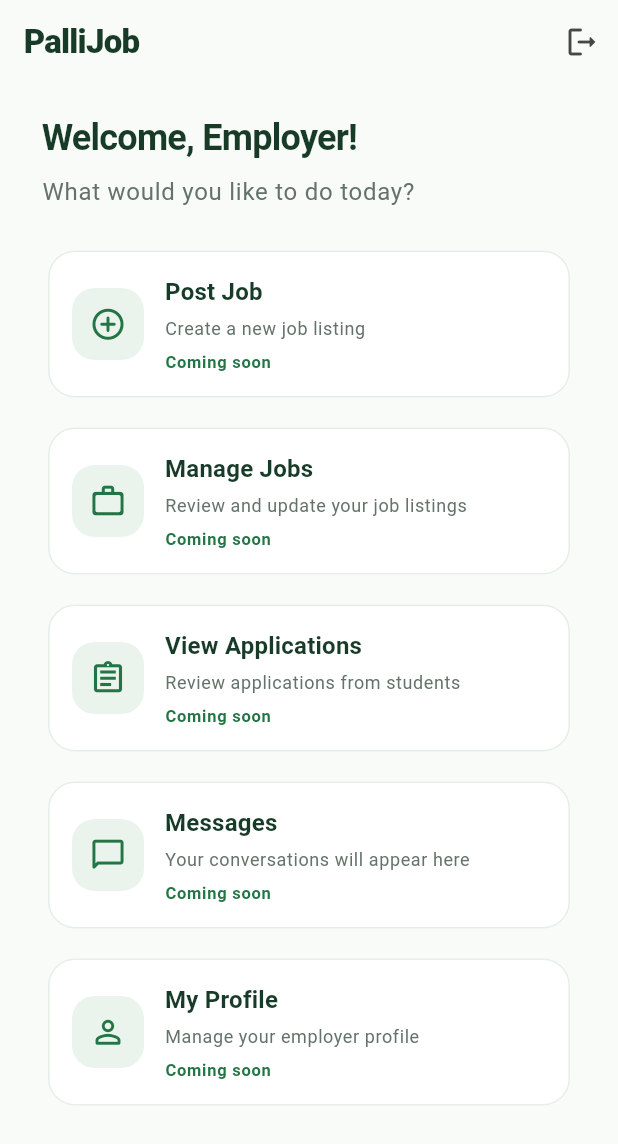
After one commit to JiwanKoirala/pallijob, a Flutter app: the EmployerDashboardScreen screen opened directly, on a phone screen of 412 x 824 dp. The commit adds this screen. Shown: the top 1144 px of the screen. Run offline on Flutter 3.47's test engine with Material 3 defaults, Android fonts, the phone set to English and light mode, and no system bars; our stand-ins replace cloud_firestore, firebase_auth, firebase_core; accounts and stored records are empty.

Commit message:
feat: add student and employer dashboards with auth navigation and logout

```diff
--- /dev/null
+++ b/lib/screens/employer/employer_dashboard_screen.dart
@@ -0,0 +1,209 @@
+import 'package:firebase_auth/firebase_auth.dart';
+import 'package:flutter/material.dart';
+import 'package:pallijob/screens/auth/welcome_screen.dart';
+
+class EmployerDashboardScreen extends StatelessWidget {
+  const EmployerDashboardScreen({super.key});
+
+  static const _modules = [
+    _DashboardModule(
+      title: 'Post Job',
+      description: 'Create a new job listing',
+      icon: Icons.add_circle_outline_rounded,
+    ),
+    _DashboardModule(
+      title: 'Manage Jobs',
+      description: 'Review and update your job listings',
+      icon: Icons.work_outline_rounded,
+    ),
+    _DashboardModule(
+      title: 'View Applications',
+      description: 'Review applications from students',
+      icon: Icons.assignment_outlined,
+    ),
+    _DashboardModule(
+      title: 'Messages',
+      description: 'Your conversations will appear here',
+      icon: Icons.chat_bubble_outline_rounded,
+    ),
+    _DashboardModule(
+      title: 'My Profile',
+      description: 'Manage your employer profile',
+      icon: Icons.person_outline_rounded,
+    ),
+  ];
+
+  @override
+  Widget build(BuildContext context) {
+    return Scaffold(
+      backgroundColor: const Color(0xFFF8FBF8),
+      appBar: AppBar(
+        title: const Text(
+          'PalliJob',
+          style: TextStyle(
+            color: Color(0xFF173B27),
+            fontWeight: FontWeight.w800,
+            letterSpacing: -0.5,
+          ),
+        ),
+        backgroundColor: const Color(0xFFF8FBF8),
+        surfaceTintColor: Colors.transparent,
+        actions: [
+          IconButton(
+            tooltip: 'Log out',
+            onPressed: () => _signOut(context),
+            icon: const Icon(Icons.logout_rounded),
+          ),
+        ],
+      ),
+      body: SafeArea(
+        top: false,
+        child: LayoutBuilder(
+          builder: (context, constraints) {
+            final horizontalPadding = constraints.maxWidth < 360 ? 20.0 : 28.0;
+
+            return SingleChildScrollView(
+              padding: EdgeInsets.fromLTRB(
+                horizontalPadding,
+                20,
+                horizontalPadding,
+                32,
+              ),
+              child: Center(
+                child: ConstrainedBox(
+                  constraints: const BoxConstraints(maxWidth: 480),
+                  child: Column(
+                    crossAxisAlignment: CrossAxisAlignment.stretch,
+                    children: [
+                      Text(
+                        'Welcome, Employer!',
+                        style: Theme.of(context).textTheme.headlineSmall
+                            ?.copyWith(
+                              color: const Color(0xFF173B27),
+                              fontWeight: FontWeight.w700,
+                              letterSpacing: -0.5,
+                            ),
+                      ),
+                      const SizedBox(height: 8),
+                      Text(
+                        'What would you like to do today?',
+                        style: Theme.of(context).textTheme.bodyLarge?.copyWith(
+                          color: const Color(0xFF647369),
+                          height: 1.45,
+                        ),
+                      ),
+                      const SizedBox(height: 24),
+                      for (final module in _modules) ...[
+                        _ModuleCard(module: module),
+                        if (module != _modules.last)
+                          const SizedBox(height: 12),
+                      ],
+                    ],
+                  ),
+                ),
+              ),
+            );
+          },
+        ),
+      ),
+    );
+  }
+
+  Future<void> _signOut(BuildContext context) async {
+    try {
+      await FirebaseAuth.instance.signOut();
+    } catch (_) {
+      if (!context.mounted) return;
+      ScaffoldMessenger.of(context).showSnackBar(
+        const SnackBar(content: Text('Could not log out. Please try again.')),
+      );
+      return;
+    }
+
+    if (!context.mounted) return;
+    Navigator.of(context).pushAndRemoveUntil<void>(
+      MaterialPageRoute<void>(builder: (_) => const WelcomeScreen()),
+      (_) => false,
+    );
+  }
+}
+
+class _DashboardModule {
+  const _DashboardModule({
+    required this.title,
+    required this.description,
+    required this.icon,
+  });
+
+  final String title;
+  final String description;
+  final IconData icon;
+}
+
+class _ModuleCard extends StatelessWidget {
+  const _ModuleCard({required this.module});
+
+  final _DashboardModule module;
+
+  @override
+  Widget build(BuildContext context) {
+    return Card(
+      color: Colors.white,
+      elevation: 0,
+      shape: RoundedRectangleBorder(
+        borderRadius: BorderRadius.circular(18),
+        side: const BorderSide(color: Color(0xFFE5EEE7)),
+      ),
+      child: Padding(
+        padding: const EdgeInsets.all(16),
+        child: Row(
+          children: [
+            Container(
+              width: 48,
+              height: 48,
+              decoration: BoxDecoration(
+                color: const Color(0xFFEAF4ED),
+                borderRadius: BorderRadius.circular(15),
+              ),
+              child: Icon(
+                module.icon,
+                color: const Color(0xFF247545),
+                size: 25,
+              ),
+            ),
+            const SizedBox(width: 14),
+            Expanded(
+              child: Column(
+                crossAxisAlignment: CrossAxisAlignment.start,
+                children: [
+                  Text(
+                    module.title,
+                    style: Theme.of(context).textTheme.titleMedium?.copyWith(
+                      color: const Color(0xFF173B27),
+                      fontWeight: FontWeight.w600,
+                    ),
+                  ),
+                  const SizedBox(height: 4),
+                  Text(
+                    module.description,
+                    style: Theme.of(context).textTheme.bodySmall?.copyWith(
+                      color: const Color(0xFF647369),
+                    ),
+                  ),
+                  const SizedBox(height: 6),
+                  Text(
+                    'Coming soon',
+                    style: Theme.of(context).textTheme.labelSmall?.copyWith(
+                      color: const Color(0xFF247545),
+                      fontWeight: FontWeight.w600,
+                    ),
+                  ),
+                ],
+              ),
+            ),
+          ],
+        ),
+      ),
+    );
+  }
+}
```
Also changed, not shown: lib/screens/auth/auth_screen.dart (+8 -96 lines), lib/screens/student/student_dashboard_screen.dart (+27 -0 lines).
